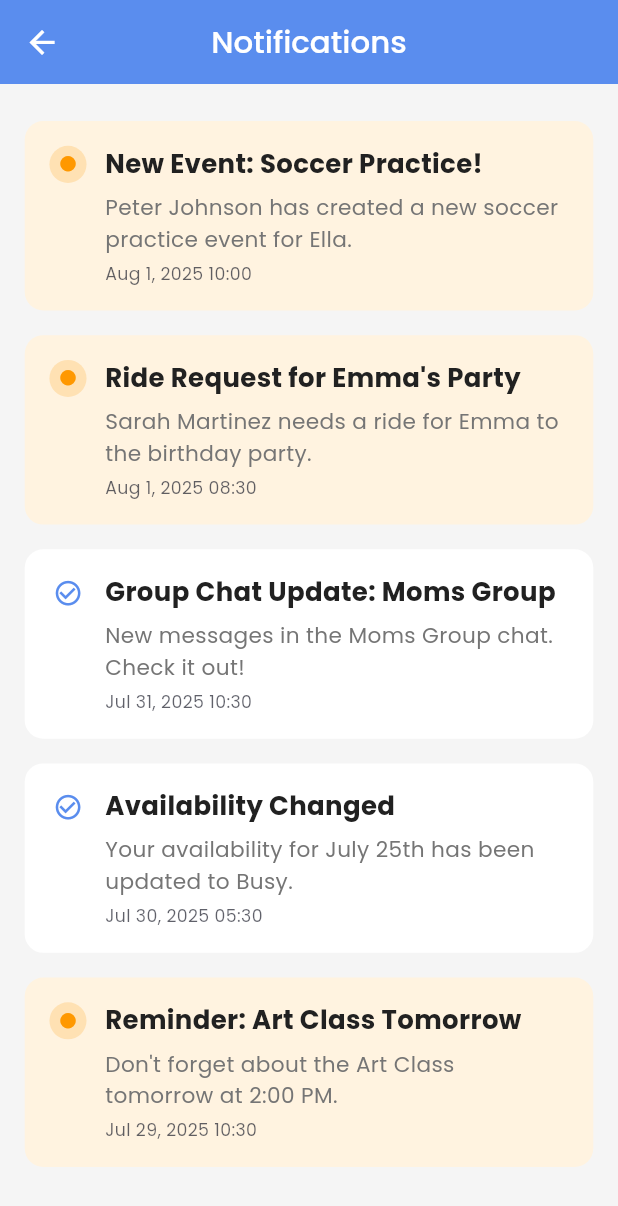
After one commit to ShahinAlam7893/Dynamic-Calendar-App, a Flutter app: the NotificationPage screen opened by its route, on a phone screen of 412 x 824 dp. The commit adds this screen. Shown: the top 1206 px of the screen. Run offline on Flutter 3.47's test engine with Material 3 defaults, Android fonts, the phone set to English and light mode, and no system bars; our stand-ins replace dotted_border, go_router.

Commit message:
Make responsive for small to large device.

```diff
--- a/lib/core/constants/app_colors.dart
+++ b/lib/core/constants/app_colors.dart
@@ -50,6 +50,10 @@ class AppColors {
   static const Color dateBackground = Color(0xFFE0E0E0); // Light gray for inactive dates
   static const Color dateText = Color(0xFF616161);
   static const Color availableGreen = Color(0xFF36D399);
+  // Notification specific colors
+  static const Color unreadIndicatorColor = Colors.orange;
+  static const Color notificationCardUnreadBg = Color(0xFFFFF3E0); // Light orange/yellow for unread
+  static const Color notificationCardReadBg = Colors.white;
 
 
 
--- a/lib/presentation/features/authentication/view/forgot_password_screen.dart
+++ b/lib/presentation/features/authentication/view/forgot_password_screen.dart
@@ -99,9 +99,8 @@ class _AuthInputFieldState extends State<AuthInputField> {
   }
 }
 
-
 void main() {
-  runApp(const MyApp());
+  runApp(MyApp());
 }
 
 class MyApp extends StatelessWidget {
@@ -109,20 +108,25 @@ class MyApp extends StatelessWidget {
 
   @override
   Widget build(BuildContext context) {
+    // Simulate authentication check (replace with real check)
+    final bool isLoggedIn = false; // <-- Set this dynamically or from FirebaseAuth
+
     return MaterialApp(
-      title: 'Forgot Password Page',
+      title: isLoggedIn ? 'Change Password Page' : 'Forgot Password Page',
       theme: ThemeData(
         primarySwatch: Colors.blue,
         visualDensity: VisualDensity.adaptivePlatformDensity,
-        fontFamily: 'Poppins', // Assuming 'Poppins' is available
+        fontFamily: 'Poppins',
       ),
-      home: ForgotPasswordPage(),
+      home: ForgotPasswordPage(isLoggedIn: isLoggedIn),
     );
   }
 }
 
+
 class ForgotPasswordPage extends StatefulWidget {
-  const ForgotPasswordPage({super.key});
+  final bool isLoggedIn;
+  const ForgotPasswordPage({super.key, required this.isLoggedIn});
 
   @override
   State<ForgotPasswordPage> createState() => _ForgotPasswordPageState();
@@ -140,6 +144,11 @@ class _ForgotPasswordPageState extends State<ForgotPasswordPage> {
 
   @override
   Widget build(BuildContext context) {
+    final titleText = widget.isLoggedIn ? 'Change Password' : 'Forgot Password';
+    final subtitleText = widget.isLoggedIn
+        ? 'Please enter your email address to change your password'
+        : 'Please enter your email address to reset your password';
+
     return Scaffold(
       backgroundColor: Colors.white,
       body: SafeArea(
@@ -148,7 +157,6 @@ class _ForgotPasswordPageState extends State<ForgotPasswordPage> {
           child: Column(
             mainAxisSize: MainAxisSize.min,
             children: [
-              // Back button
               Align(
                 alignment: Alignment.topLeft,
                 child: IconButton(
@@ -159,8 +167,6 @@ class _ForgotPasswordPageState extends State<ForgotPasswordPage> {
                 ),
               ),
               const SizedBox(height: 20.0),
-
-              // Calendar Icon
               Container(
                 padding: const EdgeInsets.all(16.0),
                 decoration: BoxDecoration(
@@ -168,12 +174,11 @@ class _ForgotPasswordPageState extends State<ForgotPasswordPage> {
                   shape: BoxShape.circle,
                 ),
                 child: Image.asset(
-                  AppAssets.calendarIcon, // This should be your circle-themed illustration
-                  width: 80, // Adjust size of the image within the circle
+                  AppAssets.calendarIcon,
+                  width: 80,
                   height: 80,
                   fit: BoxFit.contain,
                   errorBuilder: (context, error, stackTrace) {
-                    // Fallback for Image.asset if the asset is not found
                     return Icon(
                       Icons.calendar_month,
                       size: 60.0,
@@ -184,10 +189,9 @@ class _ForgotPasswordPageState extends State<ForgotPasswordPage> {
               ),
               const SizedBox(height: 20.0),
 
-              // Title
-              const Text(
-                'Forgot Password',
-                style: TextStyle(
+              Text(
+                titleText,
+                style: const TextStyle(
                   fontSize: 20.0,
                   fontWeight: FontWeight.w500,
                   color: AppColors.textDark,
@@ -197,60 +201,37 @@ class _ForgotPasswordPageState extends State<ForgotPasswordPage> {
               ),
               const SizedBox(height: 8.0),
 
-              // Subtitle
-              const Text(
-                'please enter your email address to reset your password',
-                style: TextStyle(
+              Text(
+                subtitleText,
+                style: const TextStyle(
                   fontSize: 12.0,
                   color: Color(0x991B1D2A),
                   fontWeight: FontWeight.w400,
-
                 ),
                 textAlign: TextAlign.center,
               ),
               const SizedBox(height: 30.0),
 
-              // Form for input fields
               Form(
                 key: _formKey,
                 child: Column(
                   children: [
-                    // Email Address Input
                     AuthInputField(
                       controller: _emailController,
                       labelText: 'Email Address *',
                       hintText: 'Enter your email..',
                       keyboardType: TextInputType.emailAddress,
-                  // validator: (value) {
-                  //   if (value == null || value.isEmpty) {
-                  //     return 'Please enter your email address';
-                  //   }
-                  //   // Simple email validation regex
-                  //   if (!RegExp(r'^[^@]+@[^@]+\.[^@]+').hasMatch(value)) {
-                  //     return 'Please enter a valid email address';
-                  //   }
-                  //   return null;
-                  // },
                     ),
                   ],
                 ),
               ),
               const SizedBox(height: 30.0),
 
-              // Get OTP Button
               SizedBox(
                 width: double.infinity,
                 child: ElevatedButton(
                   onPressed: () {
                     context.push('/emailVerification');
-                    // if (_formKey.currentState!.validate()) {
-                    //   // If the form is valid, display a snackbar or proceed with OTP request
-                    //   ScaffoldMessenger.of(context).showSnackBar(
-                    //     const SnackBar(content: Text('Requesting OTP...')),
-                    //   );
-                    //   // Here you would typically send the email to your backend to send OTP
-                    //   print('Email for OTP: ${_emailController.text}');
-                    // }
                   },
                   style: ElevatedButton.styleFrom(
                     backgroundColor: AppColors.primaryBlue,
@@ -266,14 +247,13 @@ class _ForgotPasswordPageState extends State<ForgotPasswordPage> {
                       fontSize: 14.0,
                       fontWeight: FontWeight.bold,
                       color: Colors.white,
-                      fontFamily: 'Poppins'
+                      fontFamily: 'Poppins',
                     ),
                   ),
                 ),
               ),
               const SizedBox(height: 20.0),
 
-              // Remember password? Log In
               Row(
                 mainAxisAlignment: MainAxisAlignment.center,
                 children: [
--- a/lib/presentation/features/home/view/home_screen.dart
+++ b/lib/presentation/features/home/view/home_screen.dart
@@ -243,7 +243,11 @@ class _HomePageState extends State<HomePage> {
                 crossAxisAlignment: CrossAxisAlignment.start,
                 children: [
                   Row(
-                    mainAxisAlignment: MainAxisAlignment.start,
+                    mainAxisAlignment: MainAxisAlignment.spaceBetween, // Changed to spaceBetween
+                    children: [
+                      // This inner Row groups the profile picture and text
+                      Row(
+                        mainAxisAlignment: MainAxisAlignment.start, // Keep this inner row content aligned to start
                         children: [
                           GestureDetector(
                             onTap: () {
@@ -297,6 +301,24 @@ class _HomePageState extends State<HomePage> {
                                 ),
                               ),
                             ],
+                          ),
+                        ],
+                      ),
+                      // Notification Bell Icon (New addition)
+                      IconButton(
+                        icon: Icon(
+                          Icons.notifications,
+                          color: Colors.white,
+                          size: screenWidth * 0.07, // Responsive icon size
+                        ),
+                        onPressed: () {
+                          // Action when notification button is pressed
+                          ScaffoldMessenger.of(context).showSnackBar(
+                            const SnackBar(content: Text('Notification button pressed!')),
+                          );
+                          // You can add navigation here:
+                          context.push('/notifications'); // Example navigation to a notifications page
+                        },
                       ),
                     ],
                   ),
--- /dev/null
+++ b/lib/presentation/features/notification/notification_page.dart
@@ -0,0 +1,238 @@
+import 'package:flutter/material.dart';
+import 'package:go_router/go_router.dart';
+import 'package:intl/intl.dart'; // For formatting timestamps
+
+import 'package:circleslate/core/constants/app_colors.dart';
+import 'package:circleslate/core/constants/app_strings.dart';
+import 'package:circleslate/core/constants/app_assets.dart';
+
+// --- Notification Model ---
+class AppNotification {
+  final String id;
+  final String title;
+  final String body;
+  final DateTime timestamp;
+  bool isRead;
+  final String? type; // e.g., 'event_update', 'ride_request', 'general'
+
+  AppNotification({
+    required this.id,
+    required this.title,
+    required this.body,
+    required this.timestamp,
+    this.isRead = false,
+    this.type,
+  });
+}
+
+class NotificationPage extends StatefulWidget {
+  const NotificationPage({super.key});
+
+  @override
+  State<NotificationPage> createState() => _NotificationPageState();
+}
+
+class _NotificationPageState extends State<NotificationPage> {
+  // Sample notifications (you would fetch these from a service)
+  final List<AppNotification> _notifications = [
+    AppNotification(
+      id: '1',
+      title: 'New Event: Soccer Practice!',
+      body: 'Peter Johnson has created a new soccer practice event for Ella.',
+      timestamp: DateTime.now().subtract(const Duration(minutes: 30)),
+      isRead: false,
+      type: 'event_update',
+    ),
+    AppNotification(
+      id: '2',
+      title: 'Ride Request for Emma\'s Party',
+      body: 'Sarah Martinez needs a ride for Emma to the birthday party.',
+      timestamp: DateTime.now().subtract(const Duration(hours: 2)),
+      isRead: false,
+      type: 'ride_request',
+    ),
+    AppNotification(
+      id: '3',
+      title: 'Group Chat Update: Moms Group',
+      body: 'New messages in the Moms Group chat. Check it out!',
+      timestamp: DateTime.now().subtract(const Duration(days: 1)),
+      isRead: true,
+      type: 'general',
+    ),
+    AppNotification(
+      id: '4',
+      title: 'Availability Changed',
+      body: 'Your availability for July 25th has been updated to Busy.',
+      timestamp: DateTime.now().subtract(const Duration(days: 2, hours: 5)),
+      isRead: true,
+      type: 'general',
+    ),
+    AppNotification(
+      id: '5',
+      title: 'Reminder: Art Class Tomorrow',
+      body: 'Don\'t forget about the Art Class tomorrow at 2:00 PM.',
+      timestamp: DateTime.now().subtract(const Duration(days: 3)),
+      isRead: false,
+      type: 'event_update',
+    ),
+  ];
+
+  void _markNotificationAsRead(String id) {
+    setState(() {
+      final index = _notifications.indexWhere((notification) => notification.id == id);
+      if (index != -1) {
+        _notifications[index].isRead = true;
+      }
+    });
+  }
+
+  @override
+  Widget build(BuildContext context) {
+    final screenWidth = MediaQuery.of(context).size.width;
+
+    // Responsive font sizes
+    final double appBarTitleFontSize = screenWidth * 0.05;
+    final double notificationTitleFontSize = screenWidth * 0.042;
+    final double notificationBodyFontSize = screenWidth * 0.035;
+    final double notificationTimestampFontSize = screenWidth * 0.028;
+    final double iconSize = screenWidth * 0.06;
+
+    // Responsive spacing and padding
+    final double mainPadding = screenWidth * 0.04;
+    final double cardVerticalMargin = screenWidth * 0.02;
+    final double cardPadding = screenWidth * 0.04;
+    final double titleBodySpacing = screenWidth * 0.015;
+    final double bodyTimestampSpacing = screenWidth * 0.01;
+    final double leadingIconSpacing = screenWidth * 0.03;
+    final double borderRadius = screenWidth * 0.03;
+
+    return Scaffold(
+      backgroundColor: Colors.grey[100], // Consistent light grey background
+      appBar: AppBar(
+        backgroundColor: AppColors.primaryBlue, // Consistent app bar color
+        elevation: 0,
+        leading: IconButton(
+          icon: Icon(Icons.arrow_back, color: Colors.white, size: screenWidth * 0.06),
+          onPressed: () {
+            context.pop();
+          },
+        ),
+        title: Text(
+          'Notifications',
+          style: TextStyle(
+            color: Colors.white,
+            fontSize: appBarTitleFontSize,
+            fontWeight: FontWeight.w500,
+            fontFamily: 'Poppins',
+          ),
+        ),
+        centerTitle: true,
+      ),
+      body: _notifications.isEmpty
+          ? Center(
+        child: Text(
+          'No new notifications.',
+          style: TextStyle(
+            fontSize: notificationBodyFontSize * 1.2,
+            color: AppColors.textColorSecondary,
+            fontFamily: 'Poppins',
+          ),
+        ),
+      )
+          : ListView.builder(
+        padding: EdgeInsets.all(mainPadding),
+        itemCount: _notifications.length,
+        itemBuilder: (context, index) {
+          final notification = _notifications[index];
+          return GestureDetector(
+            onTap: () {
+              _markNotificationAsRead(notification.id);
+              // Optionally navigate to a specific page based on notification type
+              // if (notification.type == 'event_update') {
+              //   context.push('/event_details/${notification.id}');
+              // }
+              ScaffoldMessenger.of(context).showSnackBar(
+                SnackBar(content: Text('Notification "${notification.title}" marked as read!')),
+              );
+            },
+            child: Card(
+              margin: EdgeInsets.symmetric(vertical: cardVerticalMargin),
+              shape: RoundedRectangleBorder(
+                borderRadius: BorderRadius.circular(borderRadius),
+              ),
+              elevation: 0, // Consistent with other cards
+              color: notification.isRead
+                  ? AppColors.notificationCardReadBg
+                  : AppColors.notificationCardUnreadBg, // Different background for unread
+              child: Padding(
+                padding: EdgeInsets.all(cardPadding),
+                child: Row(
+                  crossAxisAlignment: CrossAxisAlignment.start,
+                  children: [
+                    // Unread indicator or notification icon
+                    Container(
+                      width: iconSize,
+                      height: iconSize,
+                      decoration: BoxDecoration(
+                        shape: BoxShape.circle,
+                        color: notification.isRead
+                            ? Colors.transparent
+                            : AppColors.unreadIndicatorColor.withOpacity(0.2),
+                      ),
+                      child: Center(
+                        child: Icon(
+                          notification.isRead ? Icons.check_circle_outline : Icons.circle,
+                          color: notification.isRead ? AppColors.primaryBlue : AppColors.unreadIndicatorColor,
+                          size: notification.isRead ? iconSize * 0.8 : iconSize * 0.5,
+                        ),
+                      ),
+                    ),
+                    SizedBox(width: leadingIconSpacing),
+                    Expanded(
+                      child: Column(
+                        crossAxisAlignment: CrossAxisAlignment.start,
+                        children: [
+                          Text(
+                            notification.title,
+                            style: TextStyle(
+                              fontSize: notificationTitleFontSize,
+                              fontWeight: FontWeight.w600,
+                              color: AppColors.textColorPrimary,
+                              fontFamily: 'Poppins',
+                            ),
+                            maxLines: 2,
+                            overflow: TextOverflow.ellipsis,
+                          ),
+                          SizedBox(height: titleBodySpacing),
+                          Text(
+                            notification.body,
+                            style: TextStyle(
+                              fontSize: notificationBodyFontSize,
+                              color: AppColors.textColorSecondary,
+                              fontFamily: 'Poppins',
+                            ),
+                            maxLines: 3,
+                            overflow: TextOverflow.ellipsis,
+                          ),
+                          SizedBox(height: bodyTimestampSpacing),
+                          Text(
+                            DateFormat('MMM d, yyyy HH:mm').format(notification.timestamp),
+                            style: TextStyle(
+                              fontSize: notificationTimestampFontSize,
+                              color: AppColors.textLight,
+                              fontFamily: 'Poppins',
+                            ),
+                          ),
+                        ],
+                      ),
+                    ),
+                  ],
+                ),
+              ),
+            ),
+          );
+        },
+      ),
+    );
+  }
+}
--- a/lib/presentation/features/onboarding/view/onboarding_page_content.dart
+++ b/lib/presentation/features/onboarding/view/onboarding_page_content.dart
@@ -103,11 +103,13 @@ class OnboardingPageContent extends StatelessWidget {
             // Bullet Points
             if (bulletPoints != null && bulletPoints!.isNotEmpty)
               Column(
+                mainAxisAlignment: MainAxisAlignment.center,
                 children: bulletPoints!
                     .map(
                       (text) => Padding(
                     padding: const EdgeInsets.symmetric(vertical: 4.0),
                     child: Row(
+                      mainAxisAlignment: MainAxisAlignment.start,
                       mainAxisSize: MainAxisSize.min,
                       crossAxisAlignment: CrossAxisAlignment.start,
                       children: [
--- a/lib/presentation/routes/app_router.dart
+++ b/lib/presentation/routes/app_router.dart
@@ -28,6 +28,8 @@ import 'package:circleslate/presentation/features/authentication/view/reset_pass
 import 'package:circleslate/presentation/features/authentication/view/signup_screen.dart';
 import 'package:circleslate/presentation/features/onboarding/view/splash_screen.dart';
 import 'package:circleslate/presentation/features/onboarding/view/onboarding_screen.dart';
+
+import '../features/notification/notification_page.dart';
 
 
 // --- RoutePaths Class (Restored to your original structure) ---
@@ -64,6 +66,7 @@ class RoutePaths {
   static const String privacyPolicy = '/privacy-policy'; // New route for Privacy Policy
   static const String termsAndConditions = '/terms-and-conditions'; // New route for Terms & Conditions
   static const String deleteAccount = '/delete-account';
+  static const String notification = '/notifications'; // New route for Notifications
 
 }
 
@@ -94,6 +97,7 @@ class AppRoutes {
   static const String privacyControls = 'privacyControls';
   static const String termsAndConditions = 'termsAndConditions';
   static const String deleteAccount = 'deleteAccount';
+  static const String notification = 'notification'; // New route for Notifications
 
 }
 
@@ -138,7 +142,7 @@ class AppRouter {
       ),
       GoRoute(
         path: RoutePaths.forgotpassword,
-        builder: (context, state) => const ForgotPasswordPage(),
+        builder: (context, state) => const ForgotPasswordPage(isLoggedIn: false,),
       ),
       GoRoute(
         path: RoutePaths.emailVerification,
@@ -268,6 +272,10 @@ class AppRouter {
         path: RoutePaths.availabilitypreview,
         builder: (context, state) => const AvailabilityPreviewPage(),
       ),
+      GoRoute(
+        path: RoutePaths.notification,
+        builder: (context, state) => const NotificationPage(),
+      ),
 
 
       GoRoute(
--- a/pubspec.yaml
+++ b/pubspec.yaml
@@ -14,7 +14,8 @@ dependencies:
     sdk: flutter
   provider: 6.1.5
   dotted_border: ^2.0.0
-
+  http:
+  json_annotation: ^4.9.0
   cupertino_icons: ^1.0.8
   go_router: ^16.0.0
   intl: ^0.19.0
@@ -22,6 +23,7 @@ dependencies:
 dev_dependencies:
   flutter_test:
     sdk: flutter
+  json_serializable: ^6.10.0
 
 flutter:
 
```
Also changed, not shown: pubspec.lock. Lines whose indentation alone changed are shown as unchanged.
